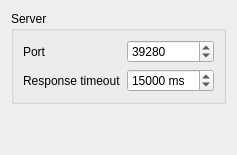
CREATeNG/freecad-mcp-bridge, file freecad/mcp_bridge/Resources/Ui/preferences.ui: the form before one commit.
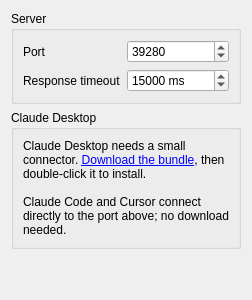
The form after the commit. Custom widgets are drawn as their Qt base class.

Commit message: feat: Claude Desktop bundle delivery - prefs link + CI .mcpb release asset

Patch:
```diff
--- a/freecad/mcp_bridge/Resources/Ui/preferences.ui
+++ b/freecad/mcp_bridge/Resources/Ui/preferences.ui
@@ -79,6 +79,31 @@
      </layout>
     </widget>
    </item>
+   <item>
+    <widget class="QGroupBox" name="claudeDesktopGroup">
+     <property name="title">
+      <string>Claude Desktop</string>
+     </property>
+     <layout class="QVBoxLayout" name="claudeDesktopLayout">
+      <item>
+       <widget class="QLabel" name="claudeDesktopNote">
+        <property name="textFormat">
+         <enum>Qt::RichText</enum>
+        </property>
+        <property name="text">
+         <string>Claude Desktop needs a small connector. &lt;a href="https://github.com/CREATeNG/freecad-mcp-bridge/releases/latest/download/freecad-mcp-bridge.mcpb"&gt;Download the bundle&lt;/a&gt;, then double-click it to install.&lt;br/&gt;&lt;br/&gt;Claude Code and Cursor connect directly to the port above; no download needed.</string>
+        </property>
+        <property name="wordWrap">
+         <bool>true</bool>
+        </property>
+        <property name="openExternalLinks">
+         <bool>true</bool>
+        </property>
+       </widget>
+      </item>
+     </layout>
+    </widget>
+   </item>
    <item>
     <spacer name="verticalSpacer">
      <property name="orientation">
```
The commit also changes 3 other files.
